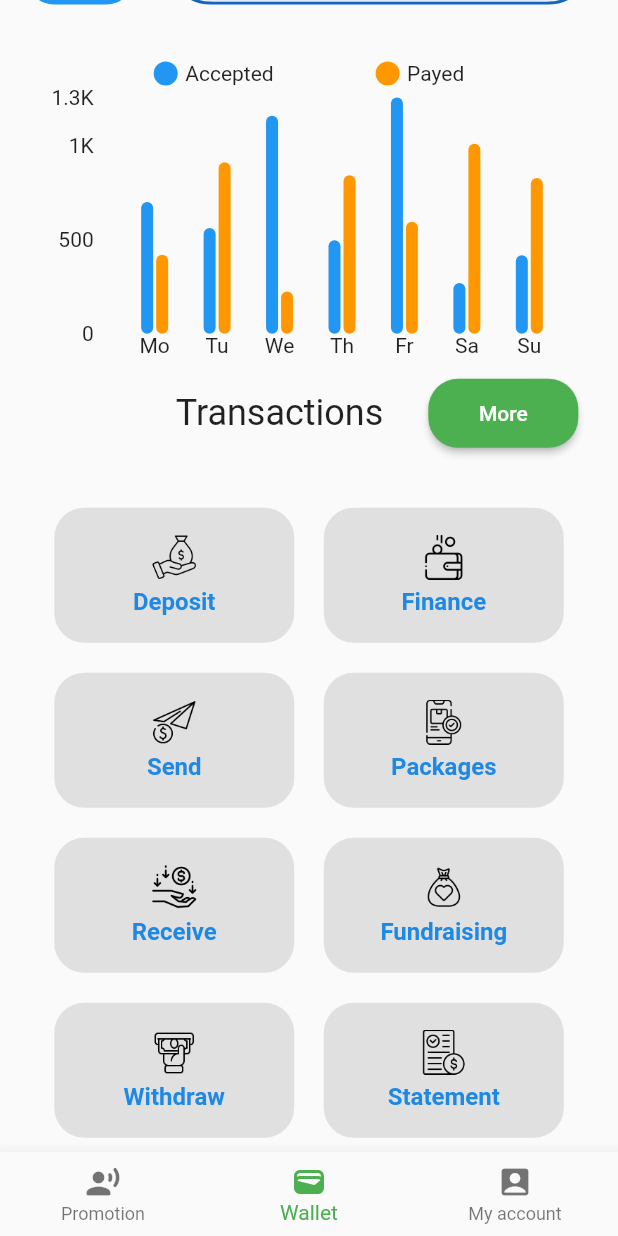
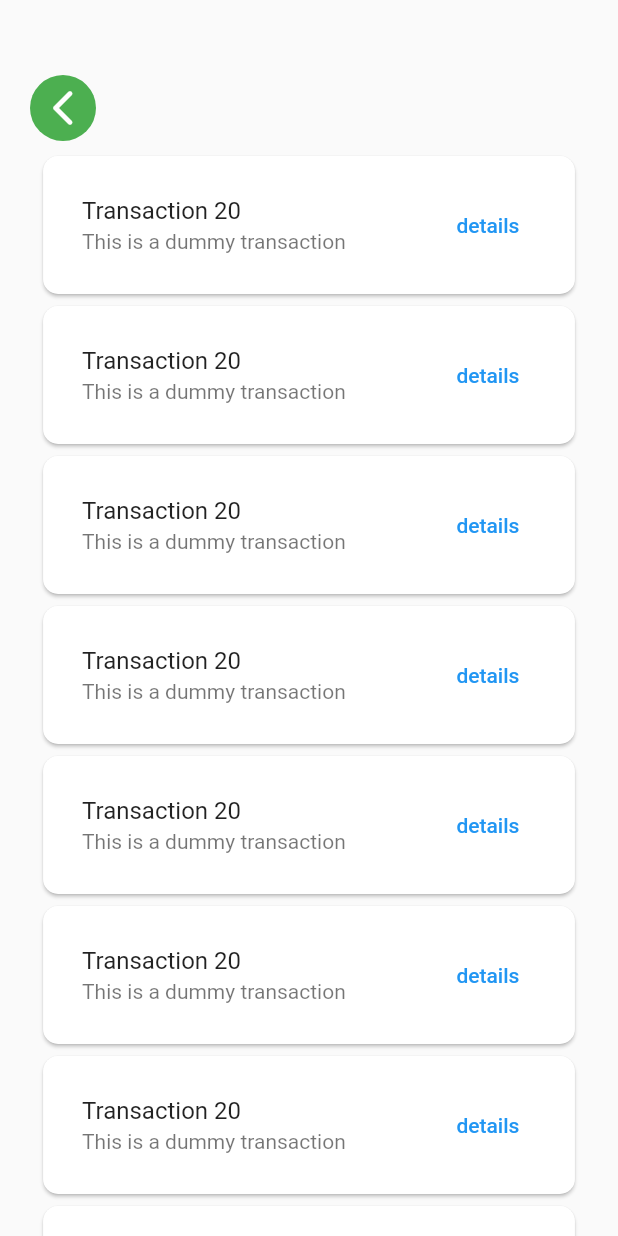
Before and after one commit to sami-bre/telebirr_mock, a Flutter app: the screen it shows after launch, scrolled down 313 dp, after a tap on "More", on a phone screen of 412 x 824 dp. Run offline on Flutter 3.47's test engine with Material 2 defaults, Android fonts, the phone set to English and light mode, and no system bars; drawn by our look-alikes of blur, fl_chart; our stand-ins replace get.

Commit message:
added the transaction screen

```diff
--- a/lib/ui/home.dart
+++ b/lib/ui/home.dart
@@ -9,6 +9,7 @@ import 'package:telebirr_mock/ui/pay_screen.dart';
 import 'package:telebirr_mock/ui/receive_payment_screen.dart';
 import 'package:telebirr_mock/ui/scan_screen.dart';
 import 'package:telebirr_mock/ui/send_money_screen.dart';
+import 'package:telebirr_mock/ui/transaction_screen.dart';
 import 'package:telebirr_mock/ui/withdraw_screen.dart';
 
 import 'buy_packages_screen.dart';
@@ -495,7 +496,13 @@ class _WalletScreenState extends State<WalletScreen> {
                       ),
                     ),
                   ),
-                  onPressed: () {},
+                  onPressed: () {
+                    Navigator.of(context).push(
+                      MaterialPageRoute(
+                        builder: (context) => const TransactionScreen(),
+                      ),
+                    );
+                  },
                   child: const Text("More"),
                 ),
               ),
--- /dev/null
+++ b/lib/ui/transaction_screen.dart
@@ -0,0 +1,70 @@
+import 'dart:math';
+
+import 'package:flutter/material.dart';
+
+class TransactionScreen extends StatelessWidget {
+  const TransactionScreen({super.key});
+
+  @override
+  Widget build(BuildContext context) {
+    return Scaffold(
+      body: Stack(
+        children: [
+          SingleChildScrollView(
+            child: Padding(
+              padding: EdgeInsets.symmetric(
+                  horizontal: MediaQuery.of(context).size.width * 0.06,
+                  vertical: 0),
+              child: Column(
+                children: [
+                  const SizedBox(height: 100),
+                  for (int i = 0; i < 10; i++)
+                    Card(
+                      shape: RoundedRectangleBorder(
+                          borderRadius: BorderRadius.circular(10)),
+                      child: Container(
+                        padding: const EdgeInsets.all(10),
+                        decoration: BoxDecoration(
+                            borderRadius: BorderRadius.circular(20)),
+                        child: ListTile(
+                          title: Text(
+                            "Transaction ${Random().nextInt(100).toString()}",
+                          ),
+                          subtitle: const Text("This is a dummy transaction"),
+                          trailing: TextButton(
+                            onPressed: () {},
+                            child: const Text("details"),
+                          ),
+                        ),
+                      ),
+                    )
+                ],
+              ),
+            ),
+          ),
+          Positioned(
+            top: 50,
+            left: 20,
+            child: GestureDetector(
+              onTap: () {
+                Navigator.of(context).pop();
+              },
+              child: Container(
+                width: 44,
+                height: 44,
+                decoration: BoxDecoration(
+                    color: Colors.green,
+                    borderRadius: BorderRadius.circular(50)),
+                child: const Icon(
+                  Icons.arrow_back_ios_new_rounded,
+                  color: Colors.white,
+                  size: 28,
+                ),
+              ),
+            ),
+          ),
+        ],
+      ),
+    );
+  }
+}
```
